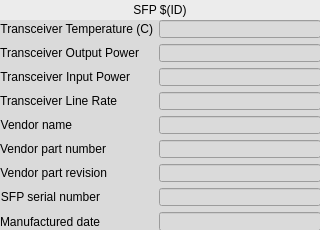
Above: ui/EVG/G_EVG_sfp.ui from paulscherrerinstitute/mrfioc2 before the change. Below: the same form after it.
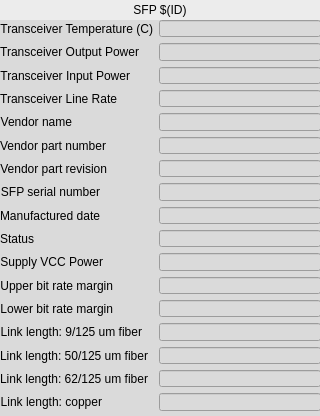
That is the form after the change. Custom widgets are drawn as their Qt base class.

Commit message: [COSYLAB-261] added more readouts from SFP modules and updated the EVG gui

Patch:
```diff
--- a/ui/EVG/G_EVG_sfp.ui
+++ b/ui/EVG/G_EVG_sfp.ui
@@ -7,7 +7,7 @@
     <x>0</x>
     <y>0</y>
     <width>320</width>
-    <height>230</height>
+    <height>416</height>
    </rect>
   </property>
   <property name="windowTitle">
@@ -41,10 +41,13 @@
      <x>0</x>
      <y>20</y>
      <width>321</width>
-     <height>211</height>
+     <height>391</height>
     </rect>
    </property>
    <layout class="QFormLayout" name="formLayout">
+    <property name="fieldGrowthPolicy">
+     <enum>QFormLayout::AllNonFixedFieldsGrow</enum>
+    </property>
     <item row="0" column="0">
      <widget class="QLabel" name="label_16">
       <property name="text">
@@ -222,6 +225,166 @@
       </property>
      </widget>
     </item>
+    <item row="9" column="0">
+     <widget class="QLabel" name="label_26">
+      <property name="text">
+       <string>Status</string>
+      </property>
+      <property name="alignment">
+       <set>Qt::AlignRight|Qt::AlignTrailing|Qt::AlignVCenter</set>
+      </property>
+     </widget>
+    </item>
+    <item row="9" column="1">
+     <widget class="caLineEdit" name="calineedit_15">
+      <property name="channel" stdset="0">
+       <string notr="true">$(EVG):SFP$(ID)-Status-I</string>
+      </property>
+      <property name="formatType">
+       <enum>caLineEdit::hexadecimal</enum>
+      </property>
+     </widget>
+    </item>
+    <item row="10" column="0">
+     <widget class="QLabel" name="label_28">
+      <property name="text">
+       <string>Supply VCC Power</string>
+      </property>
+      <property name="alignment">
+       <set>Qt::AlignRight|Qt::AlignTrailing|Qt::AlignVCenter</set>
+      </property>
+     </widget>
+    </item>
+    <item row="11" column="0">
+     <widget class="QLabel" name="label_29">
+      <property name="text">
+       <string>Upper bit rate margin</string>
+      </property>
+      <property name="alignment">
+       <set>Qt::AlignRight|Qt::AlignTrailing|Qt::AlignVCenter</set>
+      </property>
+     </widget>
+    </item>
+    <item row="12" column="0">
+     <widget class="QLabel" name="label_30">
+      <property name="text">
+       <string>Lower bit rate margin</string>
+      </property>
+      <property name="alignment">
+       <set>Qt::AlignRight|Qt::AlignTrailing|Qt::AlignVCenter</set>
+      </property>
+     </widget>
+    </item>
+    <item row="13" column="0">
+     <widget class="QLabel" name="label_31">
+      <property name="text">
+       <string>Link length: 9/125 um fiber</string>
+      </property>
+      <property name="alignment">
+       <set>Qt::AlignRight|Qt::AlignTrailing|Qt::AlignVCenter</set>
+      </property>
+     </widget>
+    </item>
+    <item row="14" column="0">
+     <widget class="QLabel" name="label_32">
+      <property name="text">
+       <string>Link length: 50/125 um fiber</string>
+      </property>
+      <property name="alignment">
+       <set>Qt::AlignRight|Qt::AlignTrailing|Qt::AlignVCenter</set>
+      </property>
+     </widget>
+    </item>
+    <item row="15" column="0">
+     <widget class="QLabel" name="label_33">
+      <property name="text">
+       <string>Link length: 62/125 um fiber</string>
+      </property>
+      <property name="alignment">
+       <set>Qt::AlignRight|Qt::AlignTrailing|Qt::AlignVCenter</set>
+      </property>
+     </widget>
+    </item>
+    <item row="16" column="0">
+     <widget class="QLabel" name="label_34">
+      <property name="text">
+       <string>Link length: copper</string>
+      </property>
+      <property name="alignment">
+       <set>Qt::AlignRight|Qt::AlignTrailing|Qt::AlignVCenter</set>
+      </property>
+     </widget>
+    </item>
+    <item row="10" column="1">
+     <widget class="caLineEdit" name="calineedit_17">
+      <property name="channel" stdset="0">
+       <string notr="true">$(EVG):SFP$(ID)-PowerVCC-I</string>
+      </property>
+      <property name="unitsEnabled">
+       <bool>true</bool>
+      </property>
+     </widget>
+    </item>
+    <item row="11" column="1">
+     <widget class="caLineEdit" name="calineedit_18">
+      <property name="channel" stdset="0">
+       <string notr="true">$(EVG):SFP$(ID)-BitRate-upper-I</string>
+      </property>
+      <property name="unitsEnabled">
+       <bool>true</bool>
+      </property>
+     </widget>
+    </item>
+    <item row="12" column="1">
+     <widget class="caLineEdit" name="calineedit_19">
+      <property name="channel" stdset="0">
+       <string notr="true">$(EVG):SFP$(ID)-BitRate-Lower-I</string>
+      </property>
+      <property name="unitsEnabled">
+       <bool>true</bool>
+      </property>
+     </widget>
+    </item>
+    <item row="13" column="1">
+     <widget class="caLineEdit" name="calineedit_16">
+      <property name="channel" stdset="0">
+       <string notr="true">$(EVG):SFP$(ID)-LinkLength-9fiber-I</string>
+      </property>
+      <property name="unitsEnabled">
+       <bool>true</bool>
+      </property>
+     </widget>
+    </item>
+    <item row="14" column="1">
+     <widget class="caLineEdit" name="calineedit_20">
+      <property name="channel" stdset="0">
+       <string notr="true">$(EVG):SFP$(ID)-LinkLength-50fiber-I</string>
+      </property>
+      <property name="unitsEnabled">
+       <bool>true</bool>
+      </property>
+     </widget>
+    </item>
+    <item row="15" column="1">
+     <widget class="caLineEdit" name="calineedit_21">
+      <property name="channel" stdset="0">
+       <string notr="true">$(EVG):SFP$(ID)-LinkLength-62fiber-I</string>
+      </property>
+      <property name="unitsEnabled">
+       <bool>true</bool>
+      </property>
+     </widget>
+    </item>
+    <item row="16" column="1">
+     <widget class="caLineEdit" name="calineedit_22">
+      <property name="channel" stdset="0">
+       <string notr="true">$(EVG):SFP$(ID)-LinkLength-copper-I</string>
+      </property>
+      <property name="unitsEnabled">
+       <bool>true</bool>
+      </property>
+     </widget>
+    </item>
    </layout>
   </widget>
  </widget>
```
Left out of the diff: 160 changed lines with no effect on the pictures. The commit also changes 3 other files.
